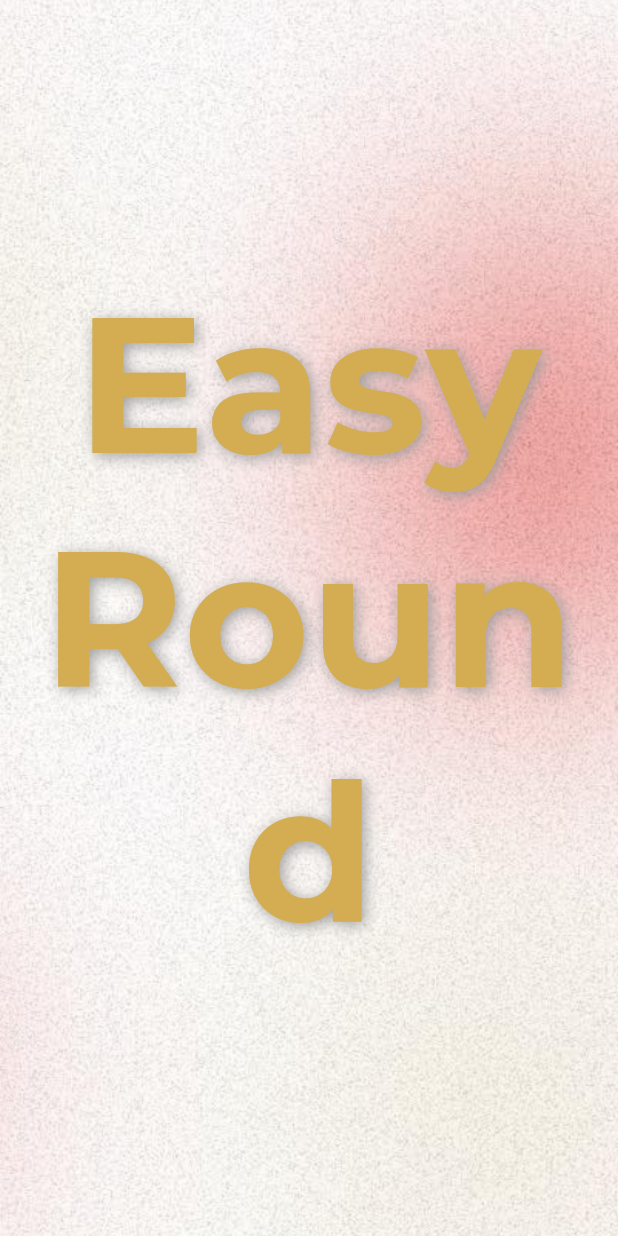
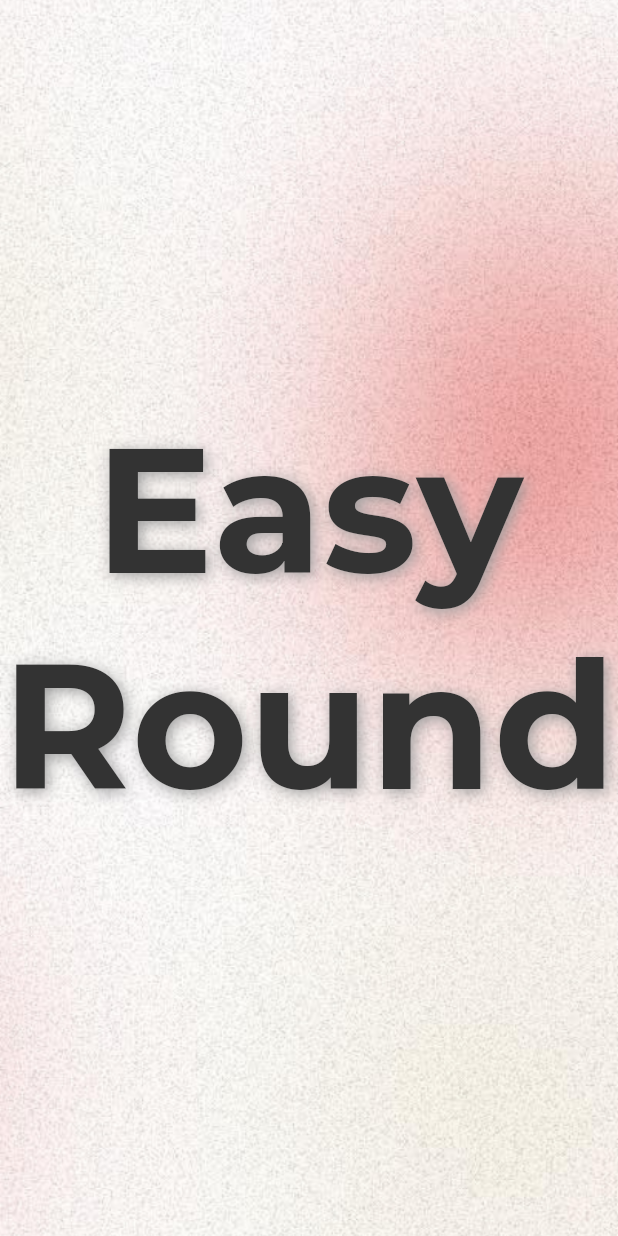
Before and after one commit to kpdavid3/randomizer-app, a Flutter app: the screen it shows after launch, after a tap on "Start Quiz", on a phone screen of 412 x 824 dp. Run offline on Flutter 3.47's test engine with Material 3 defaults, Android fonts, the phone set to English and light mode, and no system bars; our stand-ins replace file_picker, flutter_screenutil, google_fonts, shared_preferences; missing offline and left inert: excel.

Commit message:
chore: final changes

```diff
--- a/lib/components/choicebox.dart
+++ b/lib/components/choicebox.dart
@@ -56,7 +56,7 @@ class ChoiceBox extends StatelessWidget {
                   child: Text(
                     letter,
                     style: GoogleFonts.montserrat(
-                      fontSize: 42.sp,
+                      fontSize: 38.sp,
                       color: Colors.white,
                       fontWeight: FontWeight.bold,
                       height: 1,
--- a/lib/components/questionSection.dart
+++ b/lib/components/questionSection.dart
@@ -36,7 +36,7 @@ class QuizPage extends StatelessWidget {
                 borderRadius: BorderRadius.circular(20),
               ),
               padding:
-                  const EdgeInsets.symmetric(vertical: 24.0, horizontal: 28.0),
+                  const EdgeInsets.symmetric(vertical: 5.0, horizontal: 28.0),
               child: Column(
                 mainAxisAlignment: MainAxisAlignment.center,
                 crossAxisAlignment: CrossAxisAlignment.start,
@@ -67,16 +67,16 @@ class QuizPage extends StatelessWidget {
                       return Container();
                     }
                   })(),
-                  Row(children: [
-                    const Spacer(),
-                    Text(
-                      "© QRA 2024",
-                      style: GoogleFonts.montserrat(
-                          color: const Color(0xFF333333),
-                          fontSize: 12.sp,
-                          fontStyle: FontStyle.italic),
-                    ),
-                  ])
+                  // Row(children: [
+                  //   const Spacer(),
+                  //   Text(
+                  //     "© QRA 2024",
+                  //     style: GoogleFonts.montserrat(
+                  //         color: const Color(0xFF333333),
+                  //         fontSize: 12.sp,
+                  //         fontStyle: FontStyle.italic),
+                  //   ),
+                  // ])
                 ],
               ),
             ),
--- a/lib/main.dart
+++ b/lib/main.dart
@@ -14,17 +14,14 @@ class MyApp extends StatelessWidget {
 
   @override
   Widget build(BuildContext context) {
-    //Set the fit size (Find your UI design, look at the dimensions of the device screen and fill it in,unit in dp)
     return ScreenUtilInit(
       designSize: const Size(1366, 768),
       minTextAdapt: true,
       splitScreenMode: true,
-      // Use builder only if you need to use library outside ScreenUtilInit context
       builder: (_, child) {
         return MaterialApp(
           debugShowCheckedModeBanner: false,
           title: 'First Method',
-          // You can use the library anywhere in the app even in theme
           theme: ThemeData(
             primarySwatch: Colors.blue,
             textTheme: Typography.englishLike2018.apply(fontSizeFactor: 1.sp),
--- a/lib/pages/home.dart
+++ b/lib/pages/home.dart
@@ -251,11 +251,15 @@ class HomeState extends State<Home> {
                   'assets/logo2.png', // Update with your actual logo path
                   height: 200,
                 ),
-                Text(
-                  'National Science Quiz Contest',
+                Row(
+                  children: [
+                    Expanded(
+                      child: Center(
+                        child: Text(
+                          '9th National Animal Science Quiz Contest',
                           style: GoogleFonts.montserrat(
-                    fontSize: 48,
-                    color: const Color(0xFFD4AD52),
+                            fontSize: 54,
+                            color: const Color(0xFF333333),
                             fontWeight: FontWeight.bold,
                             shadows: [
                               const Shadow(
@@ -266,17 +270,13 @@ class HomeState extends State<Home> {
                             ],
                           ),
                         ),
-                // Text(
-                //   'Quiz Randomizer',
-                //   style: GoogleFonts.montserrat(
-                //     fontSize: 18,
-                //     color: const Color(0xFF333333),
-                //   ),
-                // ),
+                      ),
+                    ),
+                  ],
+                ),
                 const SizedBox(height: 20),
                 Stack(
-                  alignment: Alignment
-                      .center, // Align the stack's children to the center
+                  alignment: Alignment.center,
                   children: [
                     Button(
                       buttonText: getButtonText(),
@@ -284,8 +284,7 @@ class HomeState extends State<Home> {
                     ),
                     if (selectedFilePath != "")
                       Positioned(
-                        left:
-                            0, // Position the 'X' button to the left of the 'Select File' button
+                        left: 0,
                         child: IconButton(
                           icon: Icon(Icons.close, color: Colors.white54),
                           onPressed: clearSelectedFile,
--- a/lib/pages/questionPage.dart
+++ b/lib/pages/questionPage.dart
@@ -4,6 +4,7 @@ import 'package:flutter/material.dart';
 import 'package:randomizer_app/components/answerSection.dart';
 import 'package:randomizer_app/components/questionSection.dart';
 import 'package:randomizer_app/global_data.dart';
+import 'package:randomizer_app/pages/home.dart';
 import '../components/defaultSection.dart';
 import '../components/countdown.dart';
 import '../classes/questions.dart';
@@ -67,7 +68,7 @@ class _RandomizerPageState extends State<QuestionPage> {
       bool proceed = await showClincherConfirmationDialog();
       if (!proceed) {
         Navigator.of(context).pushReplacement(
-          MaterialPageRoute(builder: (context) => const Defaultsection()),
+          MaterialPageRoute(builder: (context) => const Home()),
         );
         return; // Navigate to EndPage and do not proceed if user chooses not to
       }
@@ -90,7 +91,12 @@ class _RandomizerPageState extends State<QuestionPage> {
 
       // Set the transition text for the new difficulty
       setState(() {
-        transitionText = "${difficultyLevels[difficultyIndex]} Round";
+        if (difficultyLevels[difficultyIndex].toLowerCase() == "clincher") {
+          transitionText = "Tie-breaker Round";
+        } else {
+          transitionText = "${difficultyLevels[difficultyIndex]} Round";
+        }
+
         ;
       });
 
@@ -167,7 +173,7 @@ class _RandomizerPageState extends State<QuestionPage> {
               padding: const EdgeInsets.all(20),
               child: AlertDialog(
                 title: Text(
-                  "Proceed to Clincher Round?",
+                  "Proceed to Tie-breaker Round?",
                   style: GoogleFonts.montserrat(
                     fontSize: 24,
                     color: const Color(0xFF333333),
@@ -445,6 +451,7 @@ class _RandomizerPageState extends State<QuestionPage> {
                       child: Container(
                         width: MediaQuery.of(context).size.width * 0.9,
                         height: MediaQuery.of(context).size.height * 0.85,
+                        padding: const EdgeInsets.fromLTRB(0, 10, 0, 0),
                         decoration: BoxDecoration(
                           image: const DecorationImage(
                             image: AssetImage('assets/background.png'),
@@ -464,7 +471,7 @@ class _RandomizerPageState extends State<QuestionPage> {
                                   children: [
                                     Image.asset(
                                       'assets/logo2.png', // Update with your actual logo path
-                                      height: 300,
+                                      height: 600,
                                     ),
                                     Container(
                                       decoration: BoxDecoration(
@@ -505,7 +512,7 @@ class _RandomizerPageState extends State<QuestionPage> {
                                     ),
                                     Image.asset(
                                       'assets/logo1.png', // Update with your actual logo path
-                                      height: 300,
+                                      height: 600,
                                     ),
                                   ],
                                 ),
@@ -548,8 +555,8 @@ class _RandomizerPageState extends State<QuestionPage> {
                         transitionText,
                         textAlign: TextAlign.center,
                         style: GoogleFonts.montserrat(
-                          color: const Color(0xFFD4AD52),
-                          fontSize: 128,
+                          color: const Color(0xFF333333),
+                          fontSize: 118,
                           fontWeight: FontWeight.bold,
                           shadows: [
                             const Shadow(
--- a/lib/questionTypes/multiple_choice.dart
+++ b/lib/questionTypes/multiple_choice.dart
@@ -13,24 +13,33 @@ class MultipleChoicePage extends StatelessWidget {
   @override
   Widget build(BuildContext context) {
     int length = findLongestChoiceLength(question.choices);
+    bool isLessLength = lessLength(question.choices);
     double fontSize;
-    if (length > 20) {
-      fontSize = 18;
+    if (length > 70) {
+      fontSize = 16;
+    } else if (length > 20) {
+      fontSize = 22;
     } else {
-      fontSize = 32;
+      fontSize = 28;
     }
     return Column(
       mainAxisAlignment: MainAxisAlignment.center,
       crossAxisAlignment: CrossAxisAlignment.center,
       children: [
         const SizedBox(height: 5),
-        Text(
+        Row(
+          children: [
+            Expanded(
+              child: Text(
                 question.questionText,
                 style: GoogleFonts.montserrat(
-            fontSize: 24.sp,
+                  fontSize: 28.sp,
                   color: const Color(0xFF333333),
                   fontWeight: FontWeight.bold,
                 ),
+              ),
+            ),
+          ],
         ),
         const SizedBox(height: 20),
         Expanded(
@@ -38,19 +47,20 @@ class MultipleChoicePage extends StatelessWidget {
             mainAxisAlignment: MainAxisAlignment.center,
             crossAxisAlignment: CrossAxisAlignment.center,
             children: [
+              if (!isLessLength)
                 Expanded(
                   child: Row(
                     children: [
                       Expanded(
                           child: ChoiceBox(
-                      text: question.choices[0],
+                        text: question.choices[0].trimLeft(),
                         type: "mc",
                         letter: "A.",
                         fontSize: fontSize.sp,
                       )),
                       Expanded(
                           child: ChoiceBox(
-                      text: question.choices[1],
+                        text: question.choices[1].trimLeft(),
                         type: "mc",
                         letter: "B.",
                         fontSize: fontSize.sp,
@@ -58,25 +68,64 @@ class MultipleChoicePage extends StatelessWidget {
                     ],
                   ),
                 ),
+              if (!isLessLength)
                 Expanded(
                   child: Row(
                     children: [
                       Expanded(
                           child: ChoiceBox(
-                      text: question.choices[2],
+                        text: question.choices[2].trimLeft(),
                         type: "mc",
                         letter: "C.",
                         fontSize: fontSize.sp,
                       )),
                       Expanded(
                           child: ChoiceBox(
-                      text: question.choices[3],
+                        text: question.choices[3].trimLeft(),
                         type: "mc",
                         letter: "D.",
                         fontSize: fontSize.sp,
                       )),
                     ],
                   ),
+                ),
+              if (isLessLength)
+                Row(
+                  children: [
+                    Expanded(
+                        child: ChoiceBox(
+                      text: question.choices[0].trimLeft(),
+                      type: "mc",
+                      letter: "A.",
+                      fontSize: fontSize.sp,
+                    )),
+                    Expanded(
+                        child: ChoiceBox(
+                      text: question.choices[1].trimLeft(),
+                      type: "mc",
+                      letter: "B.",
+                      fontSize: fontSize.sp,
+                    )),
+                  ],
+                ),
+              if (isLessLength)
+                Row(
+                  children: [
+                    Expanded(
+                        child: ChoiceBox(
+                      text: question.choices[2].trimLeft(),
+                      type: "mc",
+                      letter: "C.",
+                      fontSize: fontSize.sp,
+                    )),
+                    Expanded(
+                        child: ChoiceBox(
+                      text: question.choices[3].trimLeft(),
+                      type: "mc",
+                      letter: "D.",
+                      fontSize: fontSize.sp,
+                    )),
+                  ],
                 ),
             ],
           ),
@@ -96,3 +145,12 @@ int findLongestChoiceLength(List<String> choices) {
   }
   return maxLength;
 }
+
+bool lessLength(List<String> choices) {
+  for (String choice in choices) {
+    if (choice.length >= 70) {
+      return false;
+    }
+  }
+  return true;
+}
--- a/lib/questionTypes/true_or_false.dart
+++ b/lib/questionTypes/true_or_false.dart
@@ -20,13 +20,19 @@ class TrueOrFalsePage extends StatelessWidget {
       crossAxisAlignment: CrossAxisAlignment.center,
       children: [
         const SizedBox(height: 5),
-        Text(
-          question.questionText,
-          style: GoogleFonts.montserrat(
-            fontSize: 24.sp,
-            color: const Color(0xFF333333),
-            fontWeight: FontWeight.bold,
-          ),
+        Row(
+          children: [
+            Expanded(
+              child: Text(
+                question.questionText,
+                style: GoogleFonts.montserrat(
+                  fontSize: 28.sp,
+                  color: const Color(0xFF333333),
+                  fontWeight: FontWeight.bold,
+                ),
+              ),
+            ),
+          ],
         ),
         const Expanded(
           child: Column(
```
Also changed, not shown: assets/logo1.png, assets/logo2.png, pubspec.lock. Lines whose indentation alone changed are shown as unchanged.
